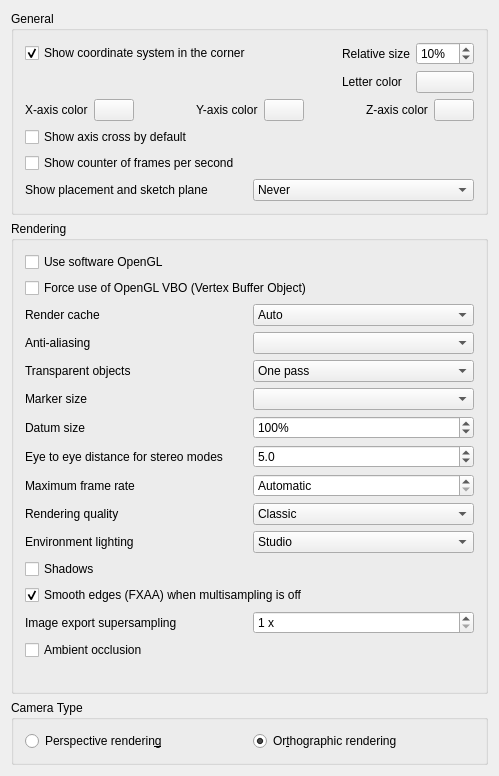
Qt form src/Gui/PreferencePages/DlgSettings3DView.ui (AstoCAD/FreeCAD) before a commit.
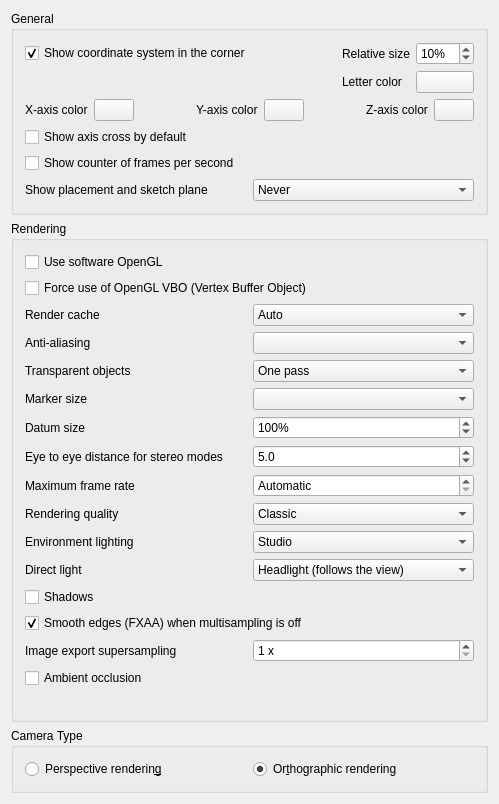
The same form after that commit. Custom widgets are drawn as their Qt base class.

Commit message: Gui: Enhanced rendering: optional fixed key light

```diff
--- a/src/Gui/PreferencePages/DlgSettings3DView.ui
+++ b/src/Gui/PreferencePages/DlgSettings3DView.ui
@@ -713,7 +713,49 @@
           </item>
          </widget>
         </item>
-        <item row="9" column="0" colspan="2">
+        <item row="9" column="0">
+         <widget class="QLabel" name="renderKeyLightLabel">
+          <property name="text">
+           <string>Direct light</string>
+          </property>
+         </widget>
+        </item>
+        <item row="9" column="1">
+         <widget class="Gui::PrefComboBox" name="comboRenderKeyLight">
+          <property name="minimumSize">
+           <size>
+            <width>120</width>
+            <height>0</height>
+           </size>
+          </property>
+          <property name="toolTip">
+           <string>Where the direct light of the 'Enhanced' rendering quality comes from.
+'Headlight' follows the view, like the 'Classic' lighting: the faces turned towards
+the camera are the brightest.
+'Fixed key light' shines from a fixed sun above the model, the one that casts the
+shadows: the lighting stays the same while the view is rotated, and the lit sides
+match the shadows. It keeps the headlight color and intensity (Light Sources page),
+and is off when the headlight is off. Other light sources are not changed.</string>
+          </property>
+          <property name="prefEntry" stdset="0">
+           <cstring>RenderKeyLight</cstring>
+          </property>
+          <property name="prefPath" stdset="0">
+           <cstring>View</cstring>
+          </property>
+          <item>
+           <property name="text">
+            <string>Headlight (follows the view)</string>
+           </property>
+          </item>
+          <item>
+           <property name="text">
+            <string>Fixed key light (sun)</string>
+           </property>
+          </item>
+         </widget>
+        </item>
+        <item row="10" column="0" colspan="2">
          <widget class="Gui::PrefCheckBox" name="CheckBox_RenderShadows">
           <property name="toolTip">
            <string>Soft shadows cast by a fixed light above the model ('Enhanced' rendering quality only).
@@ -731,7 +773,7 @@
           </property>
          </widget>
         </item>
-        <item row="10" column="0" colspan="2">
+        <item row="11" column="0" colspan="2">
          <widget class="Gui::PrefCheckBox" name="CheckBox_RenderFxaa">
           <property name="toolTip">
            <string>Smooth jagged edges with FXAA ('Enhanced' rendering quality only).
@@ -752,14 +794,14 @@
           </property>
          </widget>
         </item>
-        <item row="11" column="0">
+        <item row="12" column="0">
          <widget class="QLabel" name="renderSupersamplingLabel">
           <property name="text">
            <string>Image export supersampling</string>
           </property>
          </widget>
         </item>
-        <item row="11" column="1">
+        <item row="12" column="1">
          <widget class="Gui::PrefSpinBox" name="SpinBox_RenderExportSupersampling">
           <property name="toolTip">
            <string>'Enhanced' rendering quality only: saved images are rendered this many times
@@ -785,7 +827,7 @@
           </property>
          </widget>
         </item>
-        <item row="12" column="0" colspan="2">
+        <item row="13" column="0" colspan="2">
          <widget class="Gui::PrefCheckBox" name="CheckBox_RenderAmbientOcclusion">
           <property name="toolTip">
            <string>Darken creases, corners and contact areas of faces with screen-space ambient
@@ -803,7 +845,7 @@
           </property>
          </widget>
         </item>
-        <item row="13" column="0" colspan="2">
+        <item row="14" column="0" colspan="2">
          <widget class="QLabel" name="renderQualityStatus">
           <property name="text">
            <string notr="true"/>
```
Left out of the diff: 2 changed lines with no effect on the pictures. The commit also changes 8 other files.
